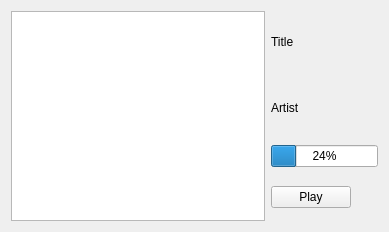
andrei-andrianov/vkdesktopmusicplayer, file customlistwidgetitemview.ui: the form before one commit.
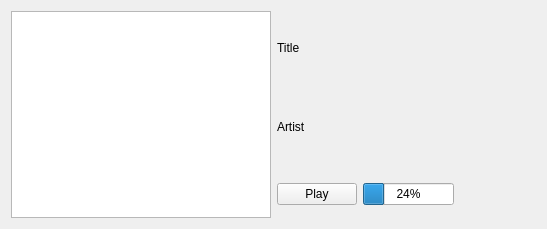
The form after the commit.

Diff of the .ui file:
```diff
--- a/customlistwidgetitemview.ui
+++ b/customlistwidgetitemview.ui
@@ -6,8 +6,8 @@
    <rect>
     <x>0</x>
     <y>0</y>
-    <width>389</width>
-    <height>232</height>
+    <width>547</width>
+    <height>229</height>
    </rect>
   </property>
   <property name="windowTitle">
@@ -37,13 +37,6 @@
        </item>
       </layout>
      </item>
-     <item>
-      <widget class="QProgressBar" name="durationBar">
-       <property name="value">
-        <number>24</number>
-       </property>
-      </widget>
-     </item>
      <item>
       <layout class="QHBoxLayout" name="horizontalLayout">
        <item>
@@ -53,6 +46,13 @@
          </property>
         </widget>
        </item>
+       <item>
+        <widget class="QProgressBar" name="durationBar">
+         <property name="value">
+          <number>24</number>
+         </property>
+        </widget>
+       </item>
        <item>
         <spacer name="horizontalSpacer">
          <property name="orientation">
```
